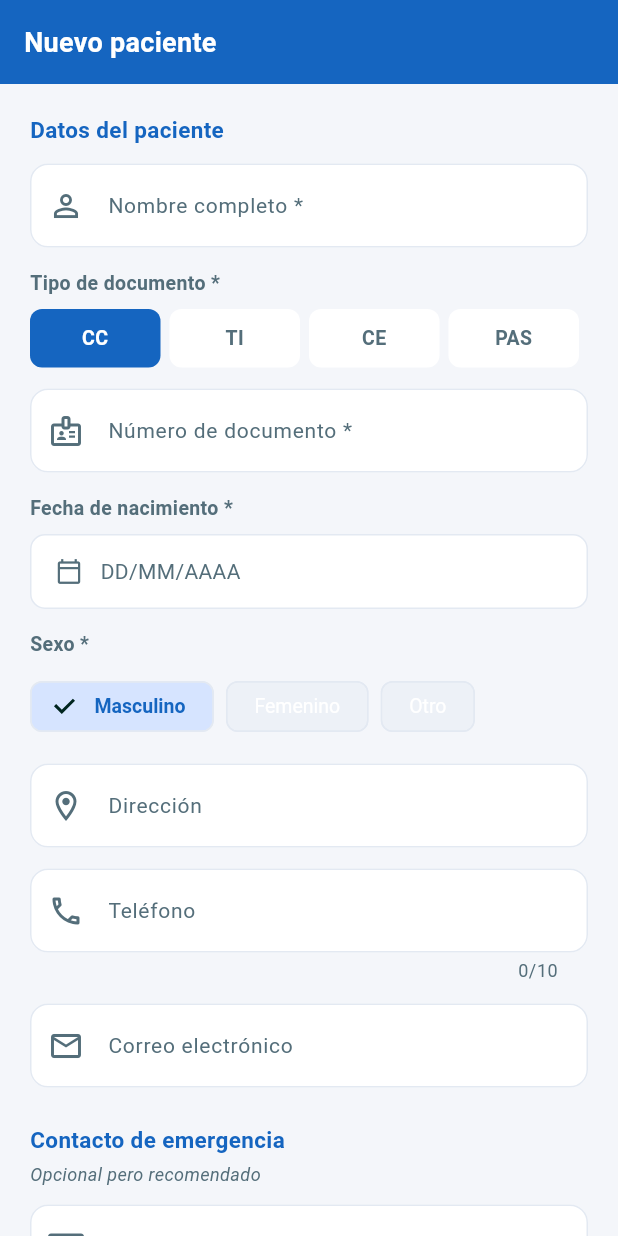
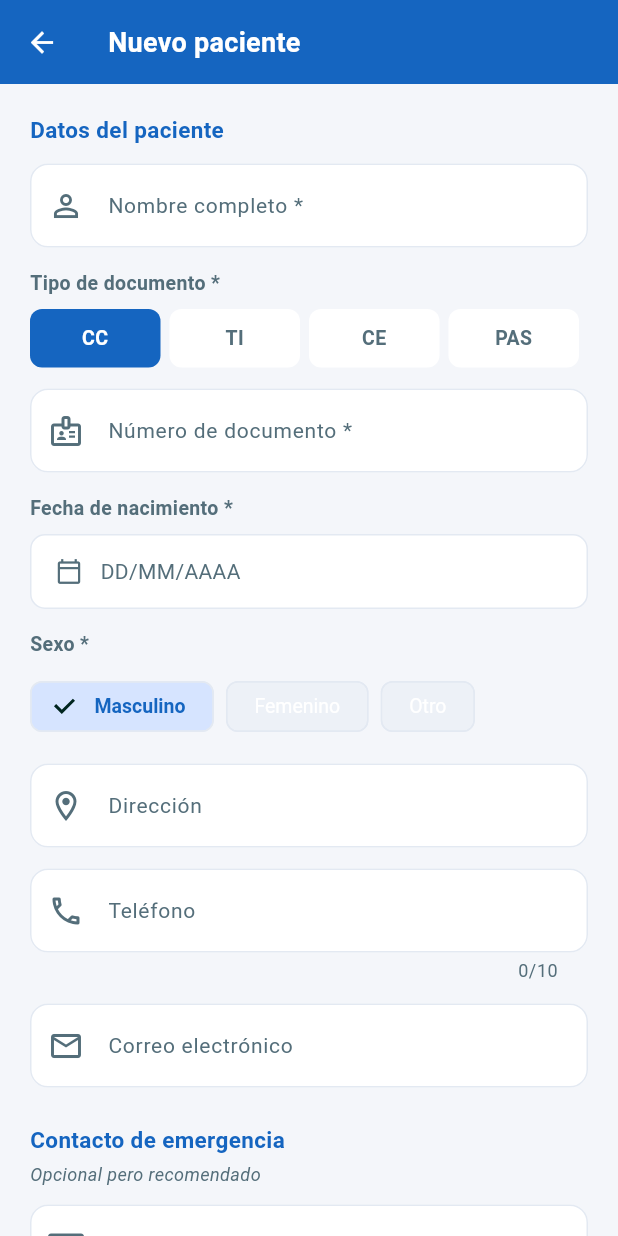
Before and after one commit to SantyR12/AppMedical, a Flutter app: the NewPatientScreen screen opened by its route, on a phone screen of 412 x 824 dp. Run offline on Flutter 3.47's test engine with Material 3 defaults, Android fonts, the light colour scheme and no system bars; our stand-ins replace dio, file_picker, flutter_riverpod, flutter_secure_storage, flutter_typeahead, freezed_annotation and 3 more; accounts and stored records are empty.

Commit message:
fix: agregar botón de regreso en pantalla nuevo paciente

```diff
--- a/lib/features/auth/presentation/screens/new_patient_screen.dart
+++ b/lib/features/auth/presentation/screens/new_patient_screen.dart
@@ -176,6 +176,10 @@ class _NewPatientScreenState extends ConsumerState<NewPatientScreen> {
     return Scaffold(
       appBar: AppBar(
         title: const Text('Nuevo paciente'),
+        leading: IconButton(
+          icon: const Icon(Icons.arrow_back),
+          onPressed: () => context.pop(),
+        ),
       ),
       body: SafeArea(
         child: SingleChildScrollView(
```
